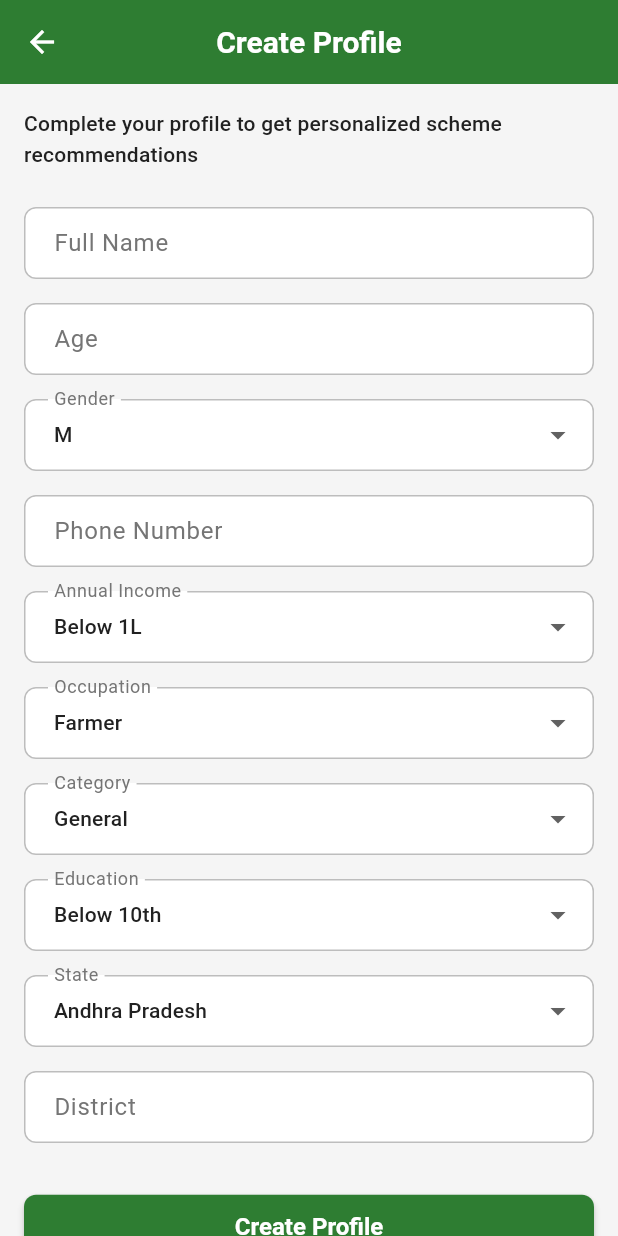
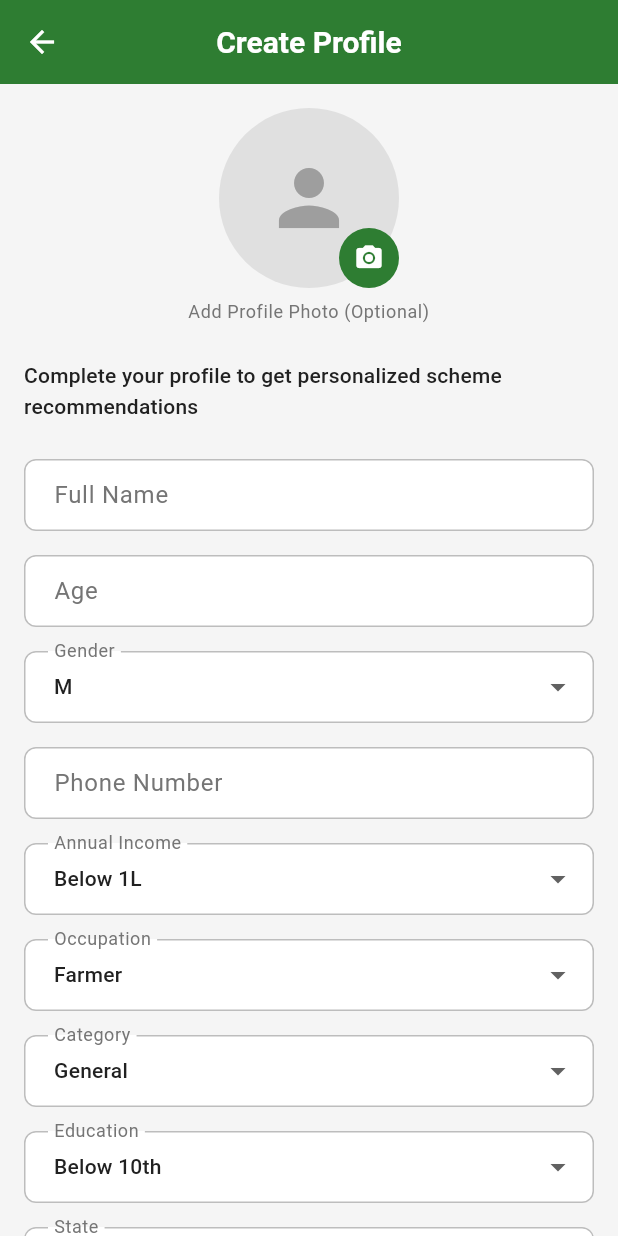
Before and after one commit to Black-Lights/Yojna_Sathi, a Flutter app: the ProfileCreatePage screen opened by its route, on a phone screen of 412 x 824 dp. Run offline on Flutter 3.47's test engine with Material 3 defaults, Android fonts, the phone set to English and light mode, and no system bars; our stand-ins replace cloud_firestore, equatable, firebase_auth, firebase_core, firebase_messaging, firebase_storage and 5 more; accounts and stored records are empty; Roboto replaces fonts that are missing (Poppins).

Commit message:
Add profile photo upload functionality
- Added image_picker package for photo selection
- Implemented profile photo upload to Firebase Storage
- Enhanced profile creation page with photo picker UI
- Added photoUrl field to UserProfile model
- Profile photos stored in 'profile_photos' bucket
- Added upload progress indicator
- Photos automatically resized (512x512, 75% quality)

Profile completion feature now supports:
- Profile photo selection from gallery
- Automatic upload to Firebase Storage
- Profile data saved to Firestore with photo URL

```diff
--- a/lib/features/profile/data/models/user_profile.dart
+++ b/lib/features/profile/data/models/user_profile.dart
@@ -8,6 +8,7 @@ class UserProfile extends Equatable {
   final String gender;
   final String email;
   final String phone;
+  final String? photoUrl;
   final String income;
   final String occupation;
   final String category;
@@ -24,6 +25,7 @@ class UserProfile extends Equatable {
     required this.gender,
     required this.email,
     required this.phone,
+    this.photoUrl,
     required this.income,
     required this.occupation,
     required this.category,
@@ -46,6 +48,7 @@ class UserProfile extends Equatable {
       gender: profile['gender'] as String,
       email: profile['email'] as String,
       phone: profile['phone'] as String,
+      photoUrl: profile['photoUrl'] as String?,
       income: profile['income'] as String,
       occupation: profile['occupation'] as String,
       category: profile['category'] as String,
@@ -72,6 +75,7 @@ class UserProfile extends Equatable {
         'gender': gender,
         'email': email,
         'phone': phone,
+        if (photoUrl != null) 'photoUrl': photoUrl,
         'income': income,
         'occupation': occupation,
         'category': category,
@@ -97,6 +101,7 @@ class UserProfile extends Equatable {
     String? gender,
     String? email,
     String? phone,
+    String? photoUrl,
     String? income,
     String? occupation,
     String? category,
@@ -113,6 +118,7 @@ class UserProfile extends Equatable {
       gender: gender ?? this.gender,
       email: email ?? this.email,
       phone: phone ?? this.phone,
+      photoUrl: photoUrl ?? this.photoUrl,
       income: income ?? this.income,
       occupation: occupation ?? this.occupation,
       category: category ?? this.category,
@@ -132,6 +138,7 @@ class UserProfile extends Equatable {
         gender,
         email,
         phone,
+        photoUrl,
         income,
         occupation,
         category,
--- a/lib/features/profile/presentation/pages/profile_create_page.dart
+++ b/lib/features/profile/presentation/pages/profile_create_page.dart
@@ -1,6 +1,9 @@
 import 'package:flutter/material.dart';
 import 'package:flutter_bloc/flutter_bloc.dart';
 import 'package:firebase_auth/firebase_auth.dart';
+import 'package:firebase_storage/firebase_storage.dart';
+import 'package:image_picker/image_picker.dart';
+import 'dart:io';
 import '../../../../config/routes/app_router.dart';
 import '../../../../core/utils/constants.dart';
 import '../../../profile/data/models/user_profile.dart';
@@ -18,6 +21,10 @@ class _ProfileCreatePageState extends State<ProfileCreatePage> {
   final _nameController = TextEditingController();
   final _ageController = TextEditingController();
   final _phoneController = TextEditingController();
+  final ImagePicker _imagePicker = ImagePicker();
+  File? _selectedImage;
+  String? _uploadedImageUrl;
+  bool _isUploadingImage = false;
 
   String _selectedGender = 'M';
   String _selectedIncome = AppConstants.incomeRanges[0];
@@ -36,7 +43,68 @@ class _ProfileCreatePageState extends State<ProfileCreatePage> {
     super.dispose();
   }
 
-  void _handleSubmit() {
+  Future<void> _pickImage() async {
+    try {
+      final XFile? image = await _imagePicker.pickImage(
+        source: ImageSource.gallery,
+        maxWidth: 512,
+        maxHeight: 512,
+        imageQuality: 75,
+      );
+
+      if (image != null) {
+        setState(() {
+          _selectedImage = File(image.path);
+        });
+        await _uploadProfilePhoto();
+      }
+    } catch (e) {
+      if (mounted) {
+        ScaffoldMessenger.of(context).showSnackBar(
+          SnackBar(content: Text('Failed to pick image: $e')),
+        );
+      }
+    }
+  }
+
+  Future<void> _uploadProfilePhoto() async {
+    if (_selectedImage == null) return;
+
+    setState(() => _isUploadingImage = true);
+
+    try {
+      final user = FirebaseAuth.instance.currentUser;
+      if (user == null) return;
+
+      final storageRef = FirebaseStorage.instance
+          .ref()
+          .child('profile_photos')
+          .child('${user.uid}.jpg');
+
+      await storageRef.putFile(_selectedImage!);
+      final downloadUrl = await storageRef.getDownloadURL();
+
+      setState(() {
+        _uploadedImageUrl = downloadUrl;
+        _isUploadingImage = false;
+      });
+
+      if (mounted) {
+        ScaffoldMessenger.of(context).showSnackBar(
+          const SnackBar(content: Text('Profile photo uploaded!')),
+        );
+      }
+    } catch (e) {
+      setState(() => _isUploadingImage = false);
+      if (mounted) {
+        ScaffoldMessenger.of(context).showSnackBar(
+          SnackBar(content: Text('Failed to upload photo: $e')),
+        );
+      }
+    }
+  }
+
+  void _handleSubmit() async {
     if (_formKey.currentState!.validate()) {
       final user = FirebaseAuth.instance.currentUser;
       if (user == null) return;
@@ -48,6 +116,7 @@ class _ProfileCreatePageState extends State<ProfileCreatePage> {
         gender: _selectedGender,
         email: user.email ?? '',
         phone: _phoneController.text.trim(),
+        photoUrl: _uploadedImageUrl,
         income: _selectedIncome,
         occupation: _selectedOccupation,
         category: _selectedCategory,
@@ -89,6 +158,47 @@ class _ProfileCreatePageState extends State<ProfileCreatePage> {
             child: Column(
               crossAxisAlignment: CrossAxisAlignment.stretch,
               children: [
+                Center(
+                  child: Stack(
+                    children: [
+                      CircleAvatar(
+                        radius: 60,
+                        backgroundColor: Colors.grey[300],
+                        backgroundImage: _selectedImage != null
+                            ? FileImage(_selectedImage!)
+                            : null,
+                        child: _selectedImage == null && !_isUploadingImage
+                            ? const Icon(Icons.person, size: 60, color: Colors.grey)
+                            : null,
+                      ),
+                      if (_isUploadingImage)
+                        const Positioned.fill(
+                          child: Center(
+                            child: CircularProgressIndicator(),
+                          ),
+                        ),
+                      Positioned(
+                        bottom: 0,
+                        right: 0,
+                        child: CircleAvatar(
+                          radius: 20,
+                          backgroundColor: Theme.of(context).primaryColor,
+                          child: IconButton(
+                            icon: const Icon(Icons.camera_alt, size: 20, color: Colors.white),
+                            onPressed: _isUploadingImage ? null : _pickImage,
+                          ),
+                        ),
+                      ),
+                    ],
+                  ),
+                ),
+                const SizedBox(height: 8),
+                Text(
+                  'Add Profile Photo (Optional)',
+                  style: Theme.of(context).textTheme.bodySmall,
+                  textAlign: TextAlign.center,
+                ),
+                const SizedBox(height: 24),
                 Text(
                   'Complete your profile to get personalized scheme recommendations',
                   style: Theme.of(context).textTheme.titleMedium,
--- a/pubspec.yaml
+++ b/pubspec.yaml
@@ -47,6 +47,9 @@ dependencies:
   http: ^1.1.2
   dio: ^5.4.0
 
+  # Image Picker
+  image_picker: ^1.0.7
+
 dev_dependencies:
   flutter_test:
     sdk: flutter
```
Also changed, not shown: 1 other file.
